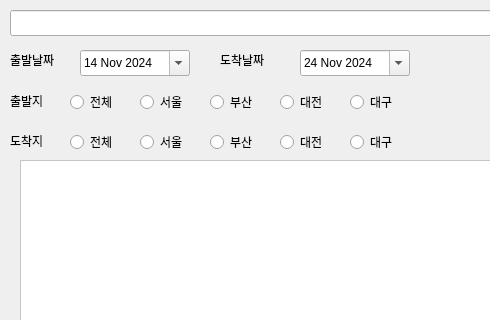
This is qtclient/highpasswindow.ui in VedaHighPass/veda-qt-highpass-client as Qt 5 draws it before an edit; both pictures show x 0 to 490 and y 0 to 320 of the 1024 by 768 pixel window. The edited form follows.
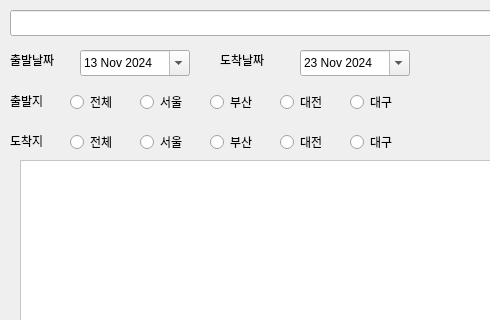
This is the edited form.

Diff of the .ui file:
```diff
--- a/qtclient/highpasswindow.ui
+++ b/qtclient/highpasswindow.ui
@@ -371,12 +371,12 @@
     </property>
     <property name="dateTime">
      <datetime>
-      <hour>6</hour>
+      <hour>21</hour>
       <minute>0</minute>
       <second>0</second>
       <year>2024</year>
       <month>11</month>
-      <day>14</day>
+      <day>13</day>
      </datetime>
     </property>
     <property name="calendarPopup">
@@ -394,12 +394,12 @@
     </property>
     <property name="dateTime">
      <datetime>
-      <hour>6</hour>
+      <hour>21</hour>
       <minute>0</minute>
       <second>0</second>
       <year>2024</year>
       <month>11</month>
-      <day>24</day>
+      <day>23</day>
      </datetime>
     </property>
     <property name="calendarPopup">
```
